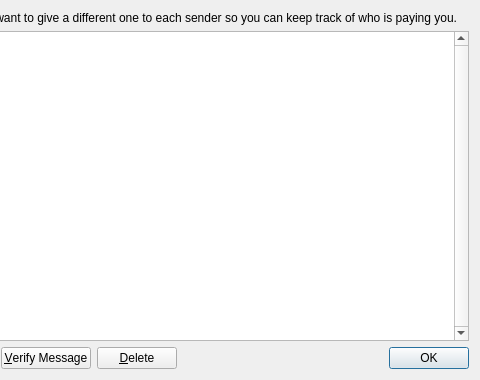
This is src/qt/forms/addressbookpage.ui in dzimbeck/BitBay as Qt 5 draws it before an edit; both pictures show x 373 to 853 and y 0 to 380 of the 853 by 380 pixel window. The edited form follows.
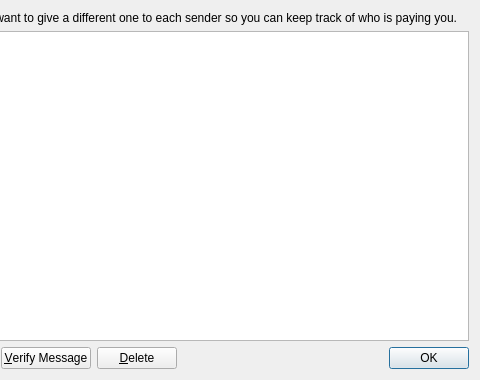
This is the edited form.

Patch:
```diff
--- a/src/qt/forms/addressbookpage.ui
+++ b/src/qt/forms/addressbookpage.ui
@@ -35,9 +35,6 @@
      <property name="toolTip">
       <string>Double-click to edit address or label</string>
      </property>
-     <property name="verticalScrollBarPolicy">
-      <enum>Qt::ScrollBarAlwaysOn</enum>
-     </property>
      <property name="tabKeyNavigation">
       <bool>false</bool>
      </property>
```
